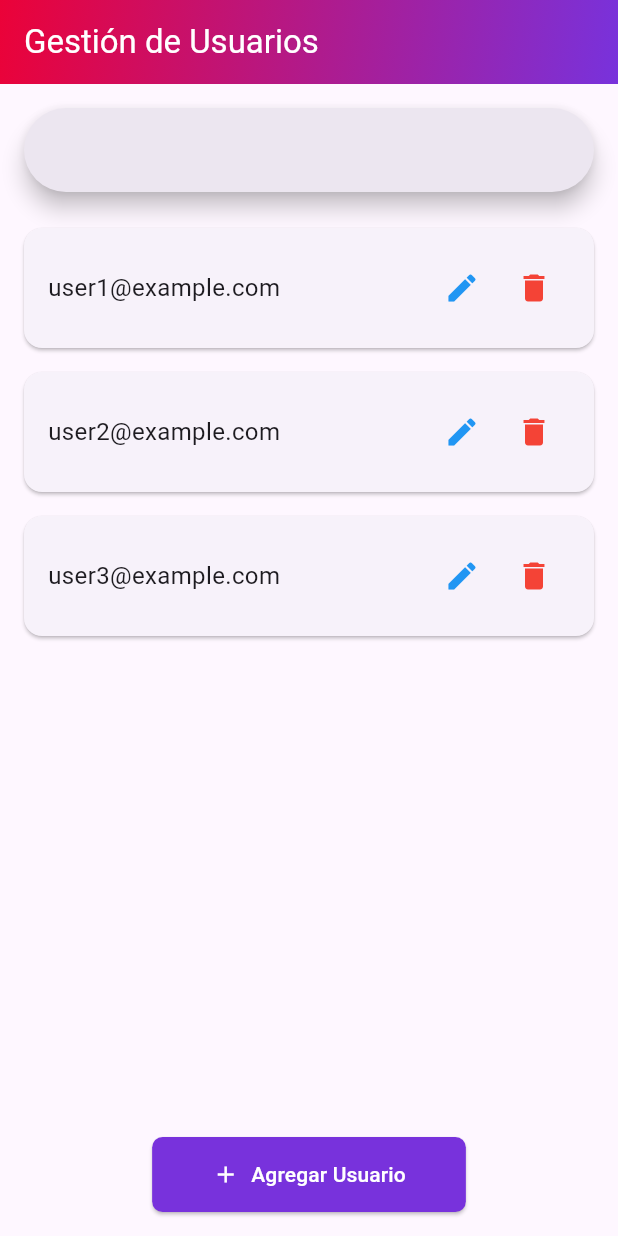
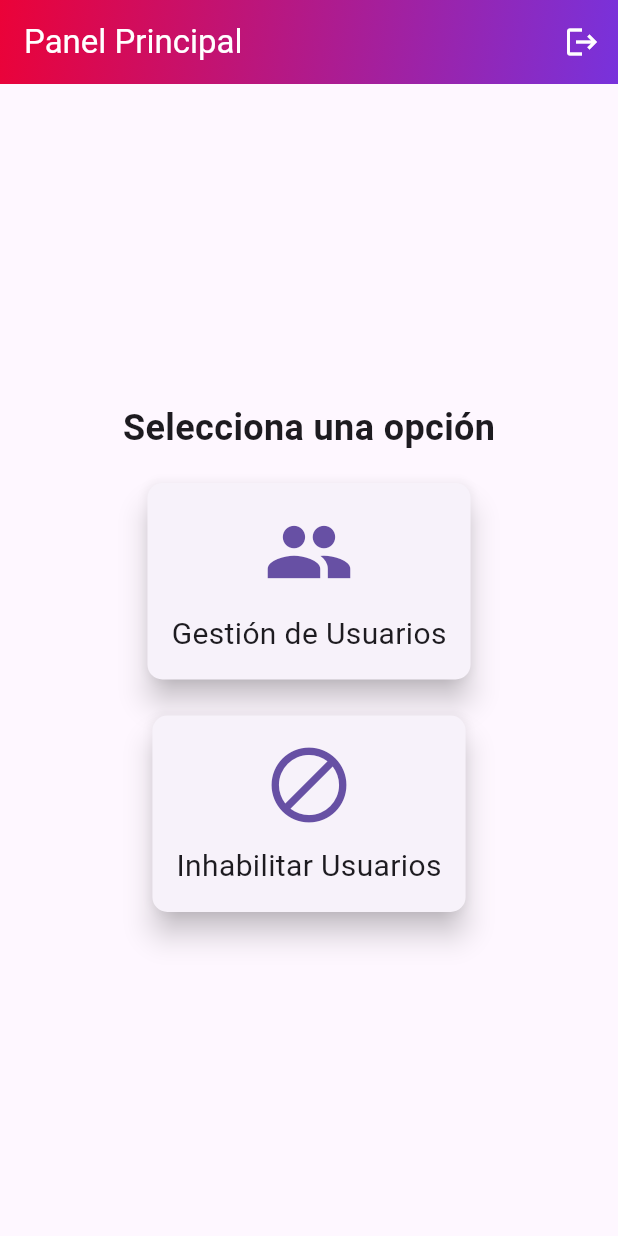
Before and after one commit to Districorp-UPB/Frontend-Cliente, a Flutter app: the screen it shows after launch, on a phone screen of 412 x 824 dp. Run offline on Flutter 3.47's test engine with Material 3 defaults, Android fonts, the light colour scheme and no system bars.

Commit message:
segundo_commit_gestion_usuarios_Admin

```diff
--- a/lib/main.dart
+++ b/lib/main.dart
@@ -1,5 +1,5 @@
-import 'package:districorp/screen/admin/AdminUserManagementPage.dart';
-import 'package:flutter/material.dart';// Importa la vista de login
+import 'package:districorp/screen/admin/Panel_principal_admin.dart';
+import 'package:flutter/material.dart';
 
 void main() => runApp(const MyApp());
 
@@ -13,7 +13,7 @@ class MyApp extends StatelessWidget {
       theme: ThemeData(
         primarySwatch: Colors.purple,
       ),
-      home: AdminUserManagementPage(),
+      home: MainPanelPage(),
     );
   }
 }
--- a/lib/screen/admin/AdminUserManagementPage.dart
+++ b/lib/screen/admin/AdminUserManagementPage.dart
@@ -2,11 +2,8 @@ import 'package:districorp/widgets/UserItem_caja.dart';
 import 'package:districorp/widgets/add_user.dart';
 import 'package:districorp/widgets/update_user.dart';
 import 'package:flutter/material.dart';
-
 import 'package:districorp/widgets/custom_button.dart';
 import 'package:districorp/widgets/gradient_appbar.dart';
-
-
 class AdminUserManagementPage extends StatefulWidget {
   @override
   _AdminUserManagementPageState createState() => _AdminUserManagementPageState();
@@ -65,7 +62,7 @@ class _AdminUserManagementPageState extends State<AdminUserManagementPage> {
                     );
                   },
                   onDelete: () {
-                    // Aquí implementas la acción de eliminar el usuario
+                    // implementar para eliminar usuarios
                   },
                 );
               },
--- /dev/null
+++ b/lib/screen/admin/Panel_principal_admin.dart
@@ -0,0 +1,59 @@
+import 'package:districorp/widgets/OptionCard.dart';
+import 'package:flutter/material.dart';
+import 'package:districorp/widgets/gradient_appbar.dart';
+import 'package:districorp/screen/admin/AdminUserManagementPage.dart';
+
+class MainPanelPage extends StatelessWidget {
+  @override
+  Widget build(BuildContext context) {
+    return Scaffold(
+      appBar: GradientAppBar(
+        title: 'Panel Principal',
+        actions: [
+          IconButton(
+            icon: Icon(Icons.logout, color: Colors.white),
+            onPressed: () {
+              print('Logout');
+            },
+          ),
+        ],
+      ),
+      body: Center(
+        child: Padding(
+          padding: const EdgeInsets.all(16.0),
+          child: Column(
+            mainAxisSize: MainAxisSize.min,
+            mainAxisAlignment: MainAxisAlignment.center,
+            children: [
+              Text(
+                'Selecciona una opción',
+                style: TextStyle(fontSize: 24, fontWeight: FontWeight.bold),
+              ),
+              const SizedBox(height: 16),
+              OptionCard(
+                title: 'Gestión de Usuarios',
+                icon: Icons.people,
+                onTap: () {
+                  Navigator.push(
+                    context,
+                    MaterialPageRoute(
+                      builder: (context) => AdminUserManagementPage(),
+                    ),
+                  );
+                },
+              ),
+              const SizedBox(height: 16),
+              OptionCard(
+                title: 'Inhabilitar Usuarios',
+                icon: Icons.block,
+                onTap: () {
+                  // Implement functionality for disabling users
+                },
+              ),
+            ],
+          ),
+        ),
+      ),
+    );
+  }
+}
--- /dev/null
+++ b/lib/widgets/OptionCard.dart
@@ -0,0 +1,39 @@
+import 'package:flutter/material.dart';
+
+class OptionCard extends StatelessWidget {
+  final String title;
+  final IconData icon;
+  final VoidCallback onTap;
+
+  const OptionCard({
+    super.key,
+    required this.title,
+    required this.icon,
+    required this.onTap,
+  });
+
+  @override
+  Widget build(BuildContext context) {
+    return Card(
+      elevation: 8, // Increased shadow
+      shape: RoundedRectangleBorder(
+        borderRadius: BorderRadius.circular(10),
+      ),
+      child: InkWell(
+        onTap: onTap,
+        borderRadius: BorderRadius.circular(10),
+        child: Padding(
+          padding: const EdgeInsets.all(16.0),
+          child: Column(
+            mainAxisAlignment: MainAxisAlignment.center,
+            children: [
+              Icon(icon, size: 60, color: Theme.of(context).primaryColor),
+              const SizedBox(height: 10),
+              Text(title, style: const TextStyle(fontSize: 20)),
+            ],
+          ),
+        ),
+      ),
+    );
+  }
+}
--- a/lib/widgets/SearchBar.dart
+++ b/lib/widgets/SearchBar.dart
@@ -16,11 +16,18 @@ class SearchBar extends StatelessWidget {
       controller: controller,
       onChanged: onChanged,
       decoration: InputDecoration(
-        hintText: 'Buscar por correo...',
-        prefixIcon: const Icon(Icons.search),
+        hintText: 'Buscar usuarios...',
+        hintStyle: TextStyle(color: Colors.grey),
+        prefixIcon: const Icon(
+          Icons.search,
+          color: Colors.black,
+        ),
         border: OutlineInputBorder(
           borderRadius: BorderRadius.circular(10),
+          borderSide: BorderSide(color: Colors.grey),
         ),
+        filled: true,
+        fillColor: Colors.white,
       ),
     );
   }
--- a/lib/widgets/add_user.dart
+++ b/lib/widgets/add_user.dart
@@ -41,13 +41,12 @@ class AddUserPage extends StatelessWidget {
               hintText: 'Contraseña',
               icon: Icons.lock,
               controller: passwordController,
-              isPassword: true,  // Asegúrate de que la contraseña esté oculta
+              isPassword: true,
             ),
             const SizedBox(height: 24),
             CustomButton(
               text: 'Guardar',
               onPressed: () {
-                // Implementar la lógica de agregar usuario aquí
                 print('Usuario agregado: ${nameController.text}, ${emailController.text}, ${phoneController.text}, ${passwordController.text}');
               },
             ),
--- a/lib/widgets/gradient_appbar.dart
+++ b/lib/widgets/gradient_appbar.dart
@@ -3,10 +3,13 @@ import 'package:flutter/material.dart';
 class GradientAppBar extends StatelessWidget implements PreferredSizeWidget {
   final String title;
   final Color titleColor;
+  final List<Widget>? actions; // Add the actions parameter
 
-  const GradientAppBar({super.key,
+  const GradientAppBar({
+    super.key,
     required this.title,
     this.titleColor = Colors.white,
+    this.actions, // Initialize the actions parameter
   });
 
   @override
@@ -16,6 +19,7 @@ class GradientAppBar extends StatelessWidget implements PreferredSizeWidget {
         title,
         style: TextStyle(color: titleColor),
       ),
+      actions: actions, // Use the actions in the AppBar
       flexibleSpace: Container(
         decoration: const BoxDecoration(
           gradient: LinearGradient(
--- a/lib/widgets/update_user.dart
+++ b/lib/widgets/update_user.dart
@@ -44,7 +44,6 @@ class UpdateUserPage extends StatelessWidget {
             CustomButton(
               text: 'Actualizar',
               onPressed: () {
-                // Aquí implementas la lógica de actualizar usuario
                 print('Usuario actualizado: ${nameController.text}, ${emailController.text}, ${phoneController.text}');
               },
             ),
```
